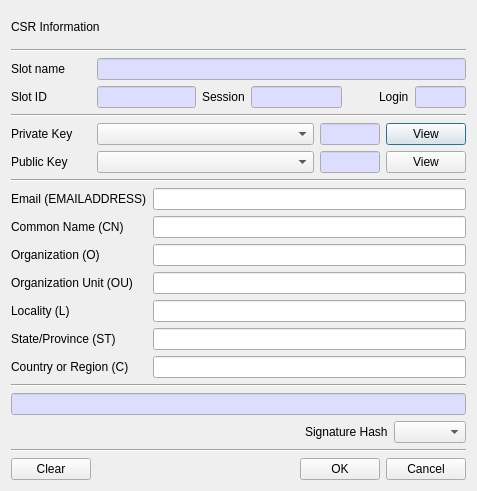
The window that CryptokiMan/make_csr_dlg.ui (jykim74/CryptokiMan) describes before a commit, drawn with Qt 5.
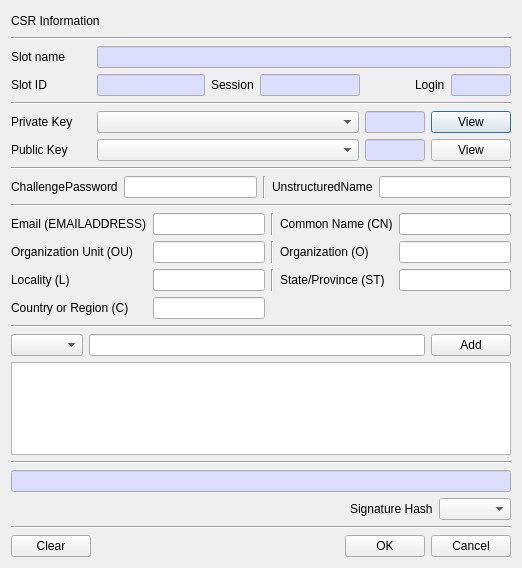
The same window after the commit.

```diff
--- a/CryptokiMan/make_csr_dlg.ui
+++ b/CryptokiMan/make_csr_dlg.ui
@@ -6,8 +6,8 @@
    <rect>
     <x>0</x>
     <y>0</y>
-    <width>477</width>
-    <height>491</height>
+    <width>518</width>
+    <height>568</height>
    </rect>
   </property>
   <property name="windowTitle">
@@ -417,85 +417,178 @@
    </item>
    <item>
     <layout class="QGridLayout" name="gridLayout">
-     <item row="4" column="1">
-      <widget class="QLineEdit" name="mOUText"/>
+     <item row="0" column="0">
+      <widget class="QLabel" name="label_16">
+       <property name="text">
+        <string>ChallengePassword</string>
+       </property>
+      </widget>
      </item>
-     <item row="6" column="0">
-      <widget class="QLabel" name="label_7">
+     <item row="0" column="3">
+      <widget class="QLabel" name="label_17">
        <property name="text">
-        <string>State/Province (ST)</string>
+        <string>UnstructuredName</string>
        </property>
       </widget>
      </item>
+     <item row="0" column="4">
+      <widget class="QLineEdit" name="mUnstructuredText"/>
+     </item>
+     <item row="0" column="1">
+      <widget class="QLineEdit" name="mChallengeText"/>
+     </item>
+     <item row="0" column="2">
+      <widget class="Line" name="line_9">
+       <property name="orientation">
+        <enum>Qt::Vertical</enum>
+       </property>
+      </widget>
+     </item>
+    </layout>
+   </item>
+   <item>
+    <widget class="Line" name="line_10">
+     <property name="orientation">
+      <enum>Qt::Horizontal</enum>
+     </property>
+    </widget>
+   </item>
+   <item>
+    <layout class="QGridLayout" name="gridLayout_8">
      <item row="3" column="1">
-      <widget class="QLineEdit" name="mOText"/>
+      <widget class="QLineEdit" name="mCText"/>
      </item>
-     <item row="5" column="0">
+     <item row="2" column="0">
       <widget class="QLabel" name="label_6">
        <property name="text">
         <string>Locality (L)</string>
        </property>
       </widget>
      </item>
-     <item row="5" column="1">
+     <item row="0" column="3">
+      <widget class="QLabel" name="label_2">
+       <property name="text">
+        <string>Common Name (CN)</string>
+       </property>
+      </widget>
+     </item>
+     <item row="2" column="1">
       <widget class="QLineEdit" name="mLText"/>
      </item>
-     <item row="6" column="1">
-      <widget class="QLineEdit" name="mSTText"/>
-     </item>
-     <item row="7" column="0">
+     <item row="3" column="0">
       <widget class="QLabel" name="label_8">
        <property name="text">
         <string>Country or Region (C)</string>
        </property>
       </widget>
      </item>
-     <item row="3" column="0">
-      <widget class="QLabel" name="label_4">
+     <item row="0" column="4">
+      <widget class="QLineEdit" name="mCNText">
+       <property name="minimumSize">
+        <size>
+         <width>0</width>
+         <height>0</height>
+        </size>
+       </property>
+      </widget>
+     </item>
+     <item row="1" column="1">
+      <widget class="QLineEdit" name="mOUText"/>
+     </item>
+     <item row="2" column="4">
+      <widget class="QLineEdit" name="mSTText"/>
+     </item>
+     <item row="2" column="3">
+      <widget class="QLabel" name="label_7">
        <property name="text">
-        <string>Organization (O)</string>
+        <string>State/Province (ST)</string>
        </property>
       </widget>
      </item>
-     <item row="1" column="0">
+     <item row="0" column="0">
       <widget class="QLabel" name="label_3">
        <property name="text">
         <string>Email (EMAILADDRESS)</string>
        </property>
       </widget>
      </item>
-     <item row="4" column="0">
+     <item row="0" column="1">
+      <widget class="QLineEdit" name="mEMAILADDRESSText"/>
+     </item>
+     <item row="1" column="3">
+      <widget class="QLabel" name="label_4">
+       <property name="text">
+        <string>Organization (O)</string>
+       </property>
+      </widget>
+     </item>
+     <item row="1" column="0">
       <widget class="QLabel" name="label_5">
        <property name="text">
         <string>Organization Unit (OU)</string>
        </property>
       </widget>
      </item>
-     <item row="7" column="1">
-      <widget class="QLineEdit" name="mCText"/>
+     <item row="1" column="4">
+      <widget class="QLineEdit" name="mOText"/>
      </item>
-     <item row="1" column="1">
-      <widget class="QLineEdit" name="mEMAILADDRESSText"/>
+     <item row="0" column="2">
+      <widget class="Line" name="line_6">
+       <property name="orientation">
+        <enum>Qt::Vertical</enum>
+       </property>
+      </widget>
      </item>
-     <item row="2" column="0">
-      <widget class="QLabel" name="label_2">
+     <item row="1" column="2">
+      <widget class="Line" name="line_7">
+       <property name="orientation">
+        <enum>Qt::Vertical</enum>
+       </property>
+      </widget>
+     </item>
+     <item row="2" column="2">
+      <widget class="Line" name="line_8">
+       <property name="orientation">
+        <enum>Qt::Vertical</enum>
+       </property>
+      </widget>
+     </item>
+    </layout>
+   </item>
+   <item>
+    <widget class="Line" name="line_11">
+     <property name="orientation">
+      <enum>Qt::Horizontal</enum>
+     </property>
+    </widget>
+   </item>
+   <item>
+    <layout class="QGridLayout" name="gridLayout_9">
+     <item row="0" column="0">
+      <widget class="QComboBox" name="mRDNNameCombo"/>
+     </item>
+     <item row="0" column="1">
+      <widget class="QLineEdit" name="mRDNValueText"/>
+     </item>
+     <item row="0" column="2">
+      <widget class="QPushButton" name="mRDNAddBtn">
        <property name="text">
-        <string>Common Name (CN)</string>
-       </property>
-      </widget>
-     </item>
-     <item row="2" column="1">
-      <widget class="QLineEdit" name="mCNText">
-       <property name="minimumSize">
-        <size>
-         <width>300</width>
-         <height>0</height>
-        </size>
+        <string>Add</string>
        </property>
       </widget>
      </item>
     </layout>
    </item>
+   <item>
+    <widget class="QTableWidget" name="mRDNTable">
+     <property name="contextMenuPolicy">
+      <enum>Qt::CustomContextMenu</enum>
+     </property>
+     <attribute name="horizontalHeaderHighlightSections">
+      <bool>false</bool>
+     </attribute>
+    </widget>
+   </item>
    <item>
     <widget class="Line" name="line_3">
      <property name="orientation">
@@ -505,6 +598,12 @@
    </item>
    <item>
     <widget class="QLineEdit" name="mDNText">
+     <property name="minimumSize">
+      <size>
+       <width>500</width>
+       <height>0</height>
+      </size>
+     </property>
      <property name="palette">
       <palette>
        <active>
```
Left out of the diff: 7 changed lines with no effect on the pictures.
